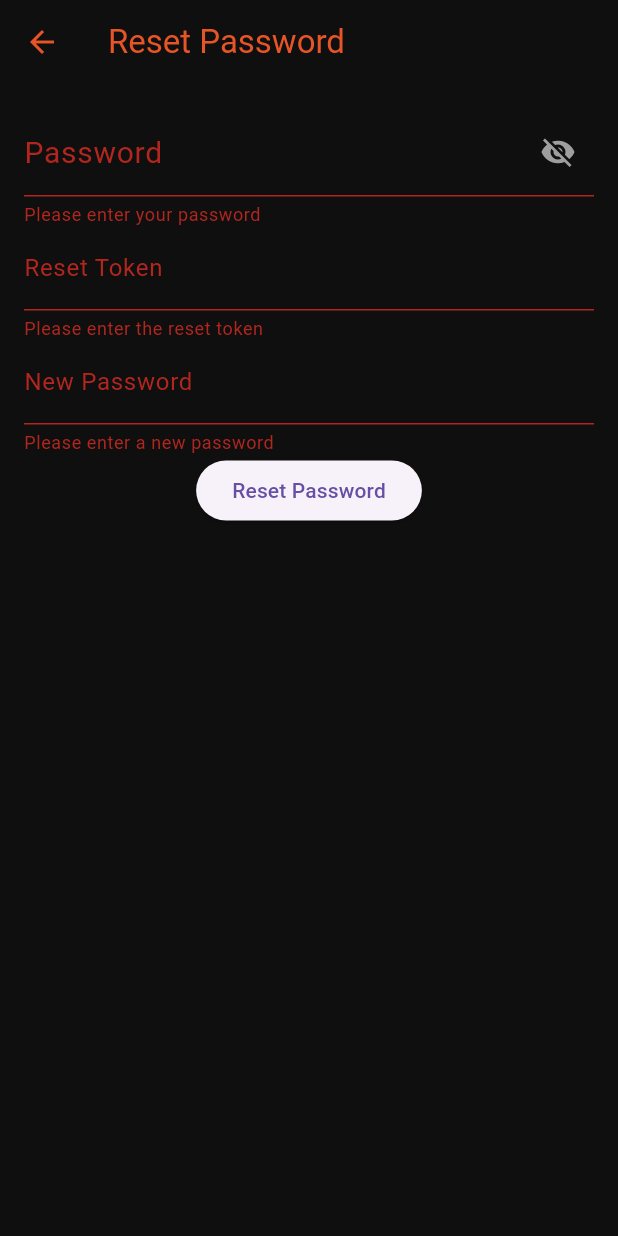
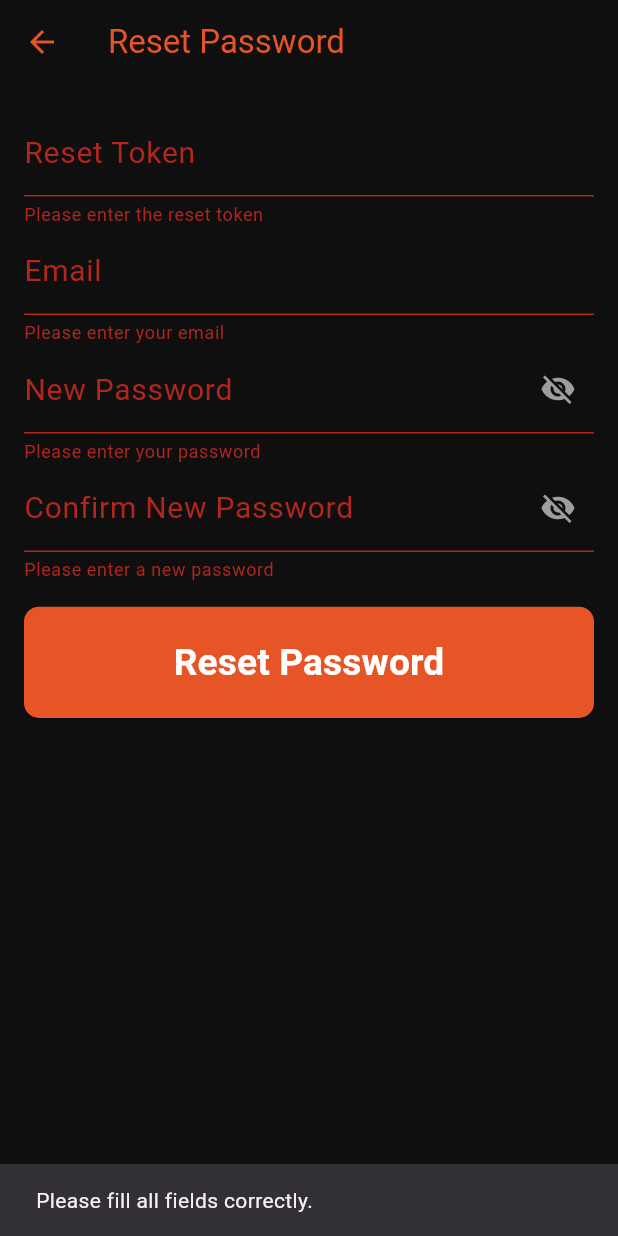
Before and after one commit to FreeOnur/BallerApp, a Flutter app: the ResetPasswordPage screen opened directly, after a tap on "Reset Password", on a phone screen of 412 x 824 dp. Run offline on Flutter 3.47's test engine with Material 3 defaults, Android fonts, the phone set to English and light mode, and no system bars; our stand-ins replace supabase_flutter; missing offline and left inert: dart:ffi; accounts and stored records are empty.

Commit message:
Implement profile creation page and reset password functionality; update UI and add logic for password reset.

```diff
--- a/baller_app/lib/pages/AuthenthicationPage/Register/profile_creation_page.dart
+++ b/baller_app/lib/pages/AuthenthicationPage/Register/profile_creation_page.dart
@@ -10,6 +10,10 @@ class ProfileCreationPage extends StatefulWidget {
 class _ProfileCreationPageState extends State<ProfileCreationPage> {
   @override
   Widget build(BuildContext context) {
-    return const Scaffold();
+    return const Scaffold(
+      body: Center(
+        child: Text("Profile Creation Page"),
+      ),
+    );
   }
 }
--- a/baller_app/lib/pages/AuthenthicationPage/ResetPassword/reset_password_page.dart
+++ b/baller_app/lib/pages/AuthenthicationPage/ResetPassword/reset_password_page.dart
@@ -1,4 +1,6 @@
+import 'package:baller_app/pages/AuthenthicationPage/login_page.dart';
 import 'package:flutter/material.dart';
+import 'package:supabase_flutter/supabase_flutter.dart';
 
 class ResetPasswordPage extends StatefulWidget {
   const ResetPasswordPage({super.key});
@@ -10,11 +12,46 @@ class ResetPasswordPage extends StatefulWidget {
 class _ResetPasswordPageState extends State<ResetPasswordPage> {
   final _emailController = TextEditingController();
   final _passwordController = TextEditingController();
+  final _confirmPasswordController = TextEditingController();
   final _resetTokenController = TextEditingController();
   final _formkey = GlobalKey<FormState>();
   bool _isPasswordHidden = true;
+  bool _isLoading = false;
+  void ResetPassword() async{
+    final email = _emailController.text;
+    final password = _passwordController.text;
+    final confirmPassword = _confirmPasswordController.text;
+    final resetToken = _resetTokenController.text;
+    // Implement your reset password logic here
+    try{
+      final recovery = await Supabase.instance.client.auth.verifyOTP(
+        email: email,
+        token: resetToken,
+        type: OtpType.recovery
+      );
+      print(recovery);
+      if(password == confirmPassword) {
+        await Supabase.instance.client.auth.updateUser(
+          UserAttributes(password: password)
+        );
+      } else {
+          ScaffoldMessenger.of(context).showSnackBar(const SnackBar(content: Text("Passwords don't match!")));
+          return;
+      }
+      _isLoading = false;
+      Navigator.push(
+        context,
+        MaterialPageRoute(builder: (context) => const LoginPage()),
+      );
+      await ScaffoldMessenger.of(context).showSnackBar(SnackBar(content: Text("Password reset successful! Please log in with your new password.")));
+    } catch(e) {
+      ScaffoldMessenger.of(context).showSnackBar(SnackBar(content: Text(e.toString())));
+      return;
+    }
+  }
   @override
   Widget build(BuildContext context) {
+    final screenHeight = MediaQuery.of(context).size.height;
     return Scaffold(
       backgroundColor: const Color.fromRGBO(15, 15, 15, 100),
       appBar: AppBar(
@@ -29,12 +66,62 @@ class _ResetPasswordPageState extends State<ResetPasswordPage> {
           child: Column(
             children: [
               TextFormField(
+                controller: _resetTokenController,
+                  decoration: InputDecoration(
+                  border: const UnderlineInputBorder(),
+                  labelText: 'Reset Token',
+                  labelStyle: const TextStyle(fontSize: 20),
+                  focusedBorder: const UnderlineInputBorder(
+                    borderSide: BorderSide(
+                      color: Color.fromRGBO(231, 85, 39, 100),
+                    ),
+                  ),
+                  floatingLabelStyle: const TextStyle(
+                    color: Color.fromRGBO(231, 85, 39, 100),
+                    fontSize: 20,
+                  ),
+                ),validator: (value) {
+                  if (value == null || value.isEmpty) {
+                    return 'Please enter the reset token';
+                  }
+                  return null;
+                },
+              ),
+              TextFormField(
+                textInputAction: TextInputAction.next,
+                style: const TextStyle(color: Colors.white),
+                controller: _emailController,
+                decoration: InputDecoration(
+                  border: const UnderlineInputBorder(),
+                  labelText: 'Email',
+                  labelStyle: const TextStyle(fontSize: 20),
+                  focusedBorder: const UnderlineInputBorder(
+                    borderSide: BorderSide(
+                      color: Color.fromRGBO(231, 85, 39, 100),
+                    ),
+                  ),
+                  floatingLabelStyle: const TextStyle(
+                    color: Color.fromRGBO(231, 85, 39, 100),
+                    fontSize: 20,
+                  ),
+                ),
+                validator: (value) {
+                  if (value == null || value.isEmpty) {
+                    return 'Please enter your email';
+                  }
+                  if (!value.contains('@')) {
+                    return 'Enter a valid email';
+                  }
+                  return null;
+                },
+              ),
+              TextFormField(
                 style: const TextStyle(color: Colors.white),
                 controller: _passwordController,
                 obscureText: _isPasswordHidden, // <<< wichtig
                 decoration: InputDecoration(
                   border: const UnderlineInputBorder(),
-                  labelText: 'Password',
+                  labelText: 'New Password',
                   labelStyle: const TextStyle(fontSize: 20),
                   focusedBorder: const UnderlineInputBorder(
                     borderSide: BorderSide(
@@ -68,18 +155,35 @@ class _ResetPasswordPageState extends State<ResetPasswordPage> {
                 },
               ),
               TextFormField(
-                controller: _resetTokenController,
-                decoration: const InputDecoration(labelText: 'Reset Token'),
-                validator: (value) {
-                  if (value == null || value.isEmpty) {
-                    return 'Please enter the reset token';
-                  }
-                  return null;
-                },
-              ),
-              TextFormField(
-                controller: _passwordController,
-                decoration: const InputDecoration(labelText: 'New Password'),
+                controller: _confirmPasswordController,
+                decoration: InputDecoration(
+                  border: const UnderlineInputBorder(),
+                  labelText: 'Confirm New Password',
+                  labelStyle: const TextStyle(fontSize: 20),
+                  focusedBorder: const UnderlineInputBorder(
+                    borderSide: BorderSide(
+                      color: Color.fromRGBO(231, 85, 39, 100),
+                    ),
+                  ),
+                  floatingLabelStyle: const TextStyle(
+                    color: Color.fromRGBO(231, 85, 39, 100),
+                    fontSize: 20,
+                  ),
+                  // <<< Toggle Icon
+                  suffixIcon: IconButton(
+                    icon: Icon(
+                      _isPasswordHidden
+                          ? Icons.visibility_off
+                          : Icons.visibility,
+                      color: Colors.grey,
+                    ),
+                    onPressed: () {
+                      setState(() {
+                        _isPasswordHidden = !_isPasswordHidden;
+                      });
+                    },
+                  ),
+                ),
                 obscureText: true,
                 validator: (value) {
                   if (value == null || value.isEmpty) {
@@ -88,14 +192,42 @@ class _ResetPasswordPageState extends State<ResetPasswordPage> {
                   return null;
                 },
               ),
-              ElevatedButton(
-                onPressed: () {
+              SizedBox(height: screenHeight * 0.02),
+              SizedBox(
+              width: double.infinity,
+              height: screenHeight * 0.09,
+              child: ElevatedButton(
+                style: ElevatedButton.styleFrom(
+                  foregroundColor: Colors.white,
+                  backgroundColor: const Color.fromRGBO(231, 85, 39, 100),
+                  shape: RoundedRectangleBorder(
+                    borderRadius: BorderRadius.circular(10),
+                  ),
+                ),
+                onPressed: () async {
                   if (_formkey.currentState!.validate()) {
-                    // Process the reset password request
+                    _isLoading = true;
+                    showGeneralDialog(
+                      context:context,
+                      pageBuilder: (context, animation, secondaryAnimation) =>
+                      Center(child: CircularProgressIndicator())
+                      );
+                    ResetPassword();
+                  } else {
+                    ScaffoldMessenger.of(context).showSnackBar(SnackBar(content: Text("Please fill all fields correctly.")));
                   }
                 },
-                child: const Text('Reset Password'),
+                child: Center(
+                  child: Text(
+                    'Reset Password',
+                    style: TextStyle(
+                      fontWeight: FontWeight.bold,
+                      fontSize: screenHeight * 0.03,
+                    ),
+                  ),
+                ),
               ),
+            ),
             ],
           ),
         ),
--- a/baller_app/lib/pages/home_page.dart
+++ b/baller_app/lib/pages/home_page.dart
@@ -1,4 +1,5 @@
 import 'package:flutter/material.dart';
+import 'package:supabase_flutter/supabase_flutter.dart';
 
 class HomePage extends StatelessWidget {
   const HomePage({super.key});
@@ -12,7 +13,18 @@ class HomePage extends StatelessWidget {
         title: const Text("Profile"),
         centerTitle: true,
       ),
-      body: Center(child: Text("Jo pisser")),
+      body: Center(
+        child: ElevatedButton(
+          style: ElevatedButton.styleFrom(
+            backgroundColor: Color.fromRGBO(231, 85, 39, 100),
+          ),
+          onPressed: () async {
+            await Supabase.instance.client.auth.signOut();
+          },
+          child: const Text("Sign Out"),
+        ),
+      ),
+
     );
   }
 }
```
